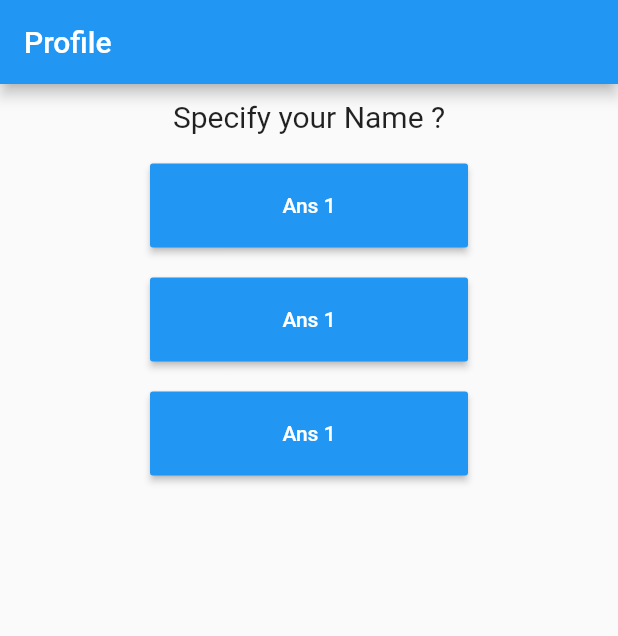
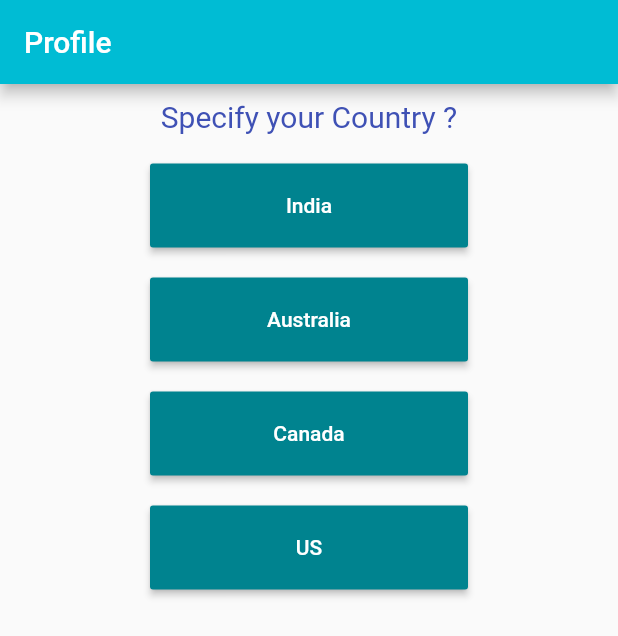
Before and after one commit to doctor-glitch/quiz, a Flutter app: the screen it shows after launch, on a phone screen of 412 x 824 dp. Shown: the top 636 px of the screen. Run offline on Flutter 3.47's test engine with Material 2 defaults, Android fonts, the phone set to English and light mode, and no system bars.

Commit message:
btn colors and json data

```diff
--- a/lib/answer.dart
+++ b/lib/answer.dart
@@ -2,8 +2,10 @@ import 'package:flutter/material.dart';
 
 class Answer extends StatelessWidget {
   final Function selectQuestion;
+  final String answerText;
+  final int color;
 
-  Answer(this.selectQuestion);
+  Answer(this.selectQuestion, this.answerText, this.color);
 
   @override
   Widget build(BuildContext context) {
@@ -11,8 +13,8 @@ class Answer extends StatelessWidget {
       width: double.infinity,
       margin: EdgeInsets.symmetric(horizontal: 100, vertical: 10),
       child: RaisedButton(
-        color: Colors.blue[500],
-        child: Text("Ans 1"),
+        color: Colors.cyan[this.color],
+        child: Text(this.answerText),
         onPressed: selectQuestion,
         textColor: Colors.white,
         padding: EdgeInsets.all(20),
--- a/lib/main.dart
+++ b/lib/main.dart
@@ -14,10 +14,32 @@ class MyApp extends StatefulWidget {
 
 class MyAppState extends State<MyApp> {
   var index = 0;
-  var _question = ['Name', "Age", "Place"];
+  var _questionAnswerList = [
+    {
+      'question': 'Country',
+      'answer': ['India', 'Australia', 'Canada', 'US'],
+      'color': 800,
+    },
+    {
+      'question': 'Planet',
+      'answer': ['Earth', 'Mars', 'Pluto'],
+      'color': 600,
+    },
+    {
+      'question': 'Age',
+      'answer': ['less than 25', 'between 25 & 40', 'greater than 70'],
+      'color': 800,
+    },
+    {
+      'question': 'State',
+      'answer': ['Kerala', 'Karnataka', 'Rajasthan', 'Goa'],
+      'color': 400,
+    },
+  ];
+
   void questionsSelection() {
     setState(() {
-      if (this.index < 2)
+      if (this.index < 3)
         this.index += 1;
       else
         this.index = 0;
@@ -30,13 +52,21 @@ class MyAppState extends State<MyApp> {
       home: Scaffold(
         appBar: AppBar(
           title: Text("Profile"),
+          backgroundColor: Colors.cyan,
         ),
         body: Column(
           children: [
-            Question(_question[index]),
-            Answer(questionsSelection),
-            Answer(questionsSelection),
-            Answer(questionsSelection),
+            Question(
+              _questionAnswerList[index]['question'],
+            ),
+            ...(_questionAnswerList[index]['answer'] as List<String>)
+                .map((answer) {
+              return Answer(
+                questionsSelection,
+                answer,
+                _questionAnswerList[index]['color'],
+              );
+            }).toList()
           ],
         ),
       ),
--- a/lib/question.dart
+++ b/lib/question.dart
@@ -12,7 +12,7 @@ class Question extends StatelessWidget {
       margin: EdgeInsets.all(10),
       child: Text(
         'Specify your ' + question + ' ?',
-        style: TextStyle(fontSize: 20),
+        style: TextStyle(fontSize: 20, color: Colors.indigo),
         textAlign: TextAlign.center,
       ),
     );
```
